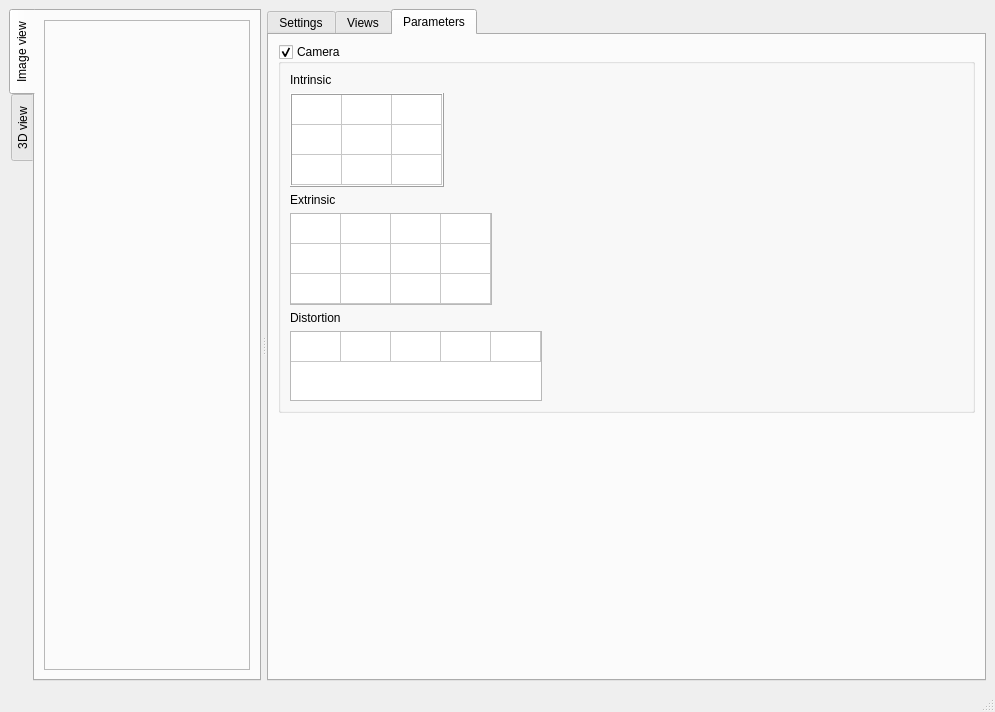
This is multical/interface/visualizer.ui in oliver-batchelor/multical as Qt 5 draws it before an edit. The edited form follows.
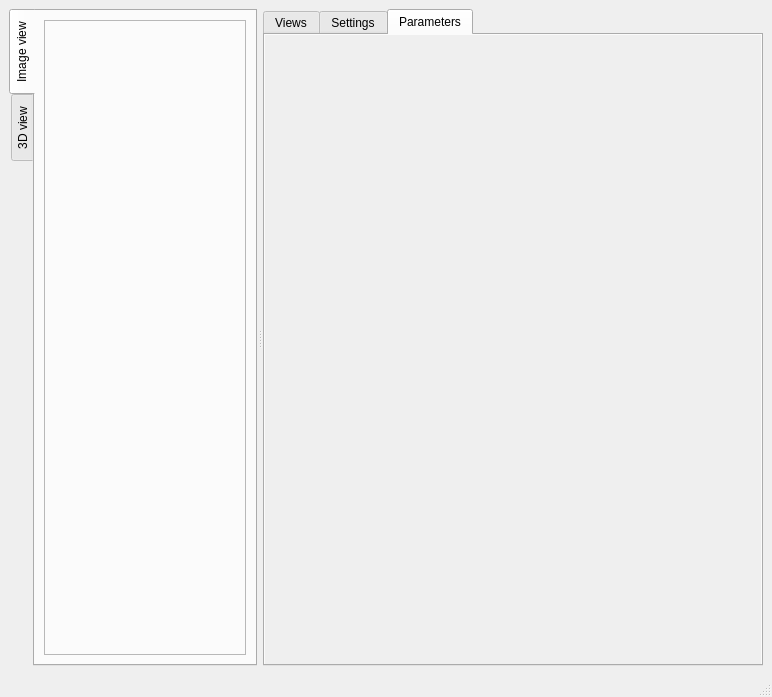
This is the edited form.

Commit message: Show camera parameters in UI

What changed in the file:
```diff
--- a/multical/interface/visualizer.ui
+++ b/multical/interface/visualizer.ui
@@ -6,8 +6,8 @@
    <rect>
     <x>0</x>
     <y>0</y>
-    <width>995</width>
-    <height>712</height>
+    <width>772</width>
+    <height>697</height>
    </rect>
   </property>
   <property name="windowTitle">
@@ -118,7 +118,7 @@
       </widget>
       <widget class="QTabWidget" name="tabWidget_2">
        <property name="sizePolicy">
-        <sizepolicy hsizetype="Preferred" vsizetype="Expanding">
+        <sizepolicy hsizetype="Expanding" vsizetype="Expanding">
          <horstretch>0</horstretch>
          <verstretch>0</verstretch>
         </sizepolicy>
@@ -144,7 +144,62 @@
        <property name="currentIndex">
         <number>2</number>
        </property>
-       <widget class="QWidget" name="tab_3">
+       <widget class="QWidget" name="views_tab">
+        <attribute name="title">
+         <string>Views</string>
+        </attribute>
+        <layout class="QVBoxLayout" name="verticalLayout_2">
+         <item>
+          <layout class="QHBoxLayout" name="horizontalLayout">
+           <item>
+            <widget class="QComboBox" name="metric_combo">
+             <property name="sizePolicy">
+              <sizepolicy hsizetype="Expanding" vsizetype="Fixed">
+               <horstretch>0</horstretch>
+               <verstretch>0</verstretch>
+              </sizepolicy>
+             </property>
+             <property name="sizeAdjustPolicy">
+              <enum>QComboBox::AdjustToContents</enum>
+             </property>
+             <property name="minimumContentsLength">
+              <number>22</number>
+             </property>
+             <item>
+              <property name="text">
+               <string>Detections (outliers)</string>
+              </property>
+             </item>
+            </widget>
+           </item>
+           <item>
+            <widget class="QCheckBox" name="inliers_check">
+             <property name="text">
+              <string>Inliers</string>
+             </property>
+            </widget>
+           </item>
+           <item>
+            <spacer name="horizontalSpacer">
+             <property name="orientation">
+              <enum>Qt::Horizontal</enum>
+             </property>
+             <property name="sizeHint" stdset="0">
+              <size>
+               <width>532</width>
+               <height>20</height>
+              </size>
+             </property>
+            </spacer>
+           </item>
+          </layout>
+         </item>
+         <item>
+          <widget class="QTableView" name="view_table"/>
+         </item>
+        </layout>
+       </widget>
+       <widget class="QWidget" name="settings_tab_2">
         <attribute name="title">
          <string>Settings</string>
         </attribute>
@@ -396,361 +451,46 @@
          </item>
         </layout>
        </widget>
-       <widget class="QWidget" name="tab_4">
-        <attribute name="title">
-         <string>Views</string>
-        </attribute>
-        <layout class="QGridLayout" name="gridLayout_4">
-         <item row="1" column="0" colspan="5">
-          <widget class="QTableView" name="view_table"/>
-         </item>
-         <item row="0" column="4">
-          <spacer name="horizontalSpacer">
-           <property name="orientation">
-            <enum>Qt::Horizontal</enum>
-           </property>
-           <property name="sizeHint" stdset="0">
-            <size>
-             <width>532</width>
-             <height>20</height>
-            </size>
-           </property>
-          </spacer>
-         </item>
-         <item row="0" column="2">
-          <widget class="QComboBox" name="metric_combo"/>
-         </item>
-         <item row="0" column="3">
-          <widget class="QCheckBox" name="inliers_check">
-           <property name="text">
-            <string>Inliers</string>
-           </property>
-          </widget>
-         </item>
-        </layout>
-       </widget>
-       <widget class="QWidget" name="tab_5">
+       <widget class="QWidget" name="param_tab">
         <attribute name="title">
          <string>Parameters</string>
         </attribute>
         <layout class="QVBoxLayout" name="verticalLayout_4">
+         <property name="leftMargin">
+          <number>0</number>
+         </property>
+         <property name="topMargin">
+          <number>0</number>
+         </property>
+         <property name="rightMargin">
+          <number>0</number>
+         </property>
+         <property name="bottomMargin">
+          <number>0</number>
+         </property>
          <item>
-          <widget class="QGroupBox" name="groupBox">
-           <property name="title">
-            <string>Camera</string>
+          <widget class="QScrollArea" name="scrollArea">
+           <property name="frameShape">
+            <enum>QFrame::NoFrame</enum>
            </property>
-           <property name="checkable">
+           <property name="horizontalScrollBarPolicy">
+            <enum>Qt::ScrollBarAlwaysOff</enum>
+           </property>
+           <property name="widgetResizable">
             <bool>true</bool>
            </property>
-           <layout class="QVBoxLayout" name="verticalLayout_2">
-            <item>
-             <layout class="QGridLayout" name="gridLayout_7">
-              <item row="0" column="0">
-               <widget class="QLabel" name="label_2">
-                <property name="text">
-                 <string>Intrinsic</string>
-                </property>
-               </widget>
-              </item>
-              <item row="1" column="0">
-               <widget class="QTableWidget" name="tableWidget">
-                <property name="sizePolicy">
-                 <sizepolicy hsizetype="Minimum" vsizetype="Minimum">
-                  <horstretch>0</horstretch>
-                  <verstretch>0</verstretch>
-                 </sizepolicy>
-                </property>
-                <property name="frameShape">
-                 <enum>QFrame::Box</enum>
-                </property>
-                <property name="frameShadow">
-                 <enum>QFrame::Raised</enum>
-                </property>
-                <property name="verticalScrollBarPolicy">
-                 <enum>Qt::ScrollBarAlwaysOff</enum>
-                </property>
-                <property name="horizontalScrollBarPolicy">
-                 <enum>Qt::ScrollBarAlwaysOff</enum>
-                </property>
-                <property name="sizeAdjustPolicy">
-                 <enum>QAbstractScrollArea::AdjustToContents</enum>
-                </property>
-                <property name="showGrid">
-                 <bool>true</bool>
-                </property>
-                <attribute name="horizontalHeaderVisible">
-                 <bool>false</bool>
-                </attribute>
-                <attribute name="horizontalHeaderDefaultSectionSize">
-                 <number>50</number>
-                </attribute>
-                <attribute name="verticalHeaderVisible">
-                 <bool>false</bool>
-                </attribute>
-                <attribute name="verticalHeaderHighlightSections">
-                 <bool>true</bool>
-                </attribute>
-                <row>
-                 <property name="text">
-                  <string>0</string>
-                 </property>
-                </row>
-                <row>
-                 <property name="text">
-                  <string>1</string>
-                 </property>
-                </row>
-                <row>
-                 <property name="text">
-                  <string>2</string>
-                 </property>
-                </row>
-                <column>
-                 <property name="text">
-                  <string>0</string>
-                 </property>
-                </column>
-                <column>
-                 <property name="text">
-                  <string>1</string>
-                 </property>
-                </column>
-                <column>
-                 <property name="text">
-                  <string>2</string>
-                 </property>
-                </column>
-               </widget>
-              </item>
-              <item row="1" column="1">
-               <spacer name="horizontalSpacer_2">
-                <property name="orientation">
-                 <enum>Qt::Horizontal</enum>
-                </property>
-                <property name="sizeHint" stdset="0">
-                 <size>
-                  <width>322</width>
-                  <height>20</height>
-                 </size>
-                </property>
-               </spacer>
-              </item>
-             </layout>
-            </item>
-            <item>
-             <layout class="QGridLayout" name="gridLayout_6">
-              <item row="0" column="0">
-               <widget class="QLabel" name="label_3">
-                <property name="text">
-                 <string>Extrinsic</string>
-                </property>
-               </widget>
-              </item>
-              <item row="1" column="0">
-               <widget class="QTableWidget" name="tableWidget_2">
-                <property name="sizePolicy">
-                 <sizepolicy hsizetype="Minimum" vsizetype="Minimum">
-                  <horstretch>0</horstretch>
-                  <verstretch>0</verstretch>
-                 </sizepolicy>
-                </property>
-                <property name="verticalScrollBarPolicy">
-                 <enum>Qt::ScrollBarAlwaysOff</enum>
-                </property>
-                <property name="horizontalScrollBarPolicy">
-                 <enum>Qt::ScrollBarAlwaysOff</enum>
-                </property>
-                <property name="sizeAdjustPolicy">
-                 <enum>QAbstractScrollArea::AdjustToContents</enum>
-                </property>
-                <property name="columnCount">
-                 <number>4</number>
-                </property>
-                <attribute name="horizontalHeaderVisible">
-                 <bool>false</bool>
-                </attribute>
-                <attribute name="horizontalHeaderDefaultSectionSize">
-                 <number>50</number>
-                </attribute>
-                <attribute name="verticalHeaderVisible">
-                 <bool>false</bool>
-                </attribute>
-                <attribute name="verticalHeaderHighlightSections">
-                 <bool>true</bool>
-                </attribute>
-                <row>
-                 <property name="text">
-                  <string>0</string>
-                 </property>
-                </row>
-                <row>
-                 <property name="text">
-                  <string>1</string>
-                 </property>
-                </row>
-                <row>
-                 <property name="text">
-                  <string>2</string>
-                 </property>
-                </row>
-                <column>
-                 <property name="text">
-                  <string>0</string>
-                 </property>
-                </column>
-                <column>
-                 <property name="text">
-                  <string>1</string>
-                 </property>
-                </column>
-                <column>
-                 <property name="text">
-                  <string>2</string>
-                 </property>
-                </column>
-                <column/>
-               </widget>
-              </item>
-              <item row="1" column="1">
-               <spacer name="horizontalSpacer_3">
-                <property name="orientation">
-                 <enum>Qt::Horizontal</enum>
-                </property>
-                <property name="sizeHint" stdset="0">
-                 <size>
-                  <width>322</width>
-                  <height>20</height>
-                 </size>
-                </property>
-               </spacer>
-              </item>
-             </layout>
-            </item>
-            <item>
-             <layout class="QGridLayout" name="gridLayout_5">
-              <item row="1" column="1">
-               <spacer name="horizontalSpacer_4">
-                <property name="orientation">
-                 <enum>Qt::Horizontal</enum>
-                </property>
-                <property name="sizeHint" stdset="0">
-                 <size>
-                  <width>398</width>
-                  <height>20</height>
-                 </size>
-                </property>
-               </spacer>
-              </item>
-              <item row="1" column="0">
-               <widget class="QTableWidget" name="tableWidget_3">
-                <property name="enabled">
-                 <bool>true</bool>
-                </property>
-                <property name="sizePolicy">
-                 <sizepolicy hsizetype="Minimum" vsizetype="Fixed">
-                  <horstretch>0</horstretch>
-                  <verstretch>0</verstretch>
-                 </sizepolicy>
-                </property>
-                <property name="minimumSize">
-                 <size>
-                  <width>0</width>
-                  <height>0</height>
-                 </size>
-                </property>
-                <property name="frameShadow">
-                 <enum>QFrame::Plain</enum>
-                </property>
-                <property name="verticalScrollBarPolicy">
-                 <enum>Qt::ScrollBarAlwaysOff</enum>
-                </property>
-                <property name="horizontalScrollBarPolicy">
-                 <enum>Qt::ScrollBarAlwaysOff</enum>
-                </property>
-                <property name="sizeAdjustPolicy">
-                 <enum>QAbstractScrollArea::AdjustToContents</enum>
-                </property>
-                <property name="autoScrollMargin">
-                 <number>16</number>
-                </property>
-                <property name="wordWrap">
-                 <bool>true</bool>
-                </property>
-                <property name="cornerButtonEnabled">
-                 <bool>true</bool>
-                </property>
-                <property name="rowCount">
-                 <number>1</number>
-                </property>
-                <property name="columnCount">
-                 <number>5</number>
-                </property>
-                <attribute name="horizontalHeaderVisible">
-                 <bool>false</bool>
-                </attribute>
-                <attribute name="horizontalHeaderMinimumSectionSize">
-                 <number>20</number>
-                </attribute>
-                <attribute name="horizontalHeaderDefaultSectionSize">
-                 <number>50</number>
-                </attribute>
-                <attribute name="verticalHeaderVisible">
-                 <bool>false</bool>
-                </attribute>
-                <attribute name="verticalHeaderMinimumSectionSize">
-                 <number>19</number>
-                </attribute>
-                <attribute name="verticalHeaderDefaultSectionSize">
-                 <number>30</number>
-                </attribute>
-                <attribute name="verticalHeaderHighlightSections">
-                 <bool>true</bool>
-                </attribute>
-                <row/>
-                <column>
-                 <property name="text">
-                  <string>0</string>
-                 </property>
-                </column>
-                <column>
-                 <property name="text">
-                  <string>1</string>
-                 </property>
-                </column>
-                <column>
-                 <property name="text">
-                  <string>2</string>
-                 </property>
-                </column>
-                <column/>
-                <column/>
-               </widget>
-              </item>
-              <item row="0" column="0">
-               <widget class="QLabel" name="label_6">
-                <property name="text">
-                 <string>Distortion</string>
-                </property>
-               </widget>
-              </item>
-             </layout>
-            </item>
-           </layout>
+           <widget class="QWidget" name="param_scroll">
+            <property name="geometry">
+             <rect>
+              <x>0</x>
+              <y>0</y>
+              <width>493</width>
+              <height>608</height>
+             </rect>
+            </property>
+           </widget>
           </widget>
          </item>
-         <item>
-          <spacer name="verticalSpacer_2">
-           <property name="orientation">
-            <enum>Qt::Vertical</enum>
-           </property>
-           <property name="sizeHint" stdset="0">
-            <size>
-             <width>20</width>
-             <height>217</height>
-            </size>
-           </property>
-          </spacer>
-         </item>
         </layout>
        </widget>
       </widget>
```
Left out of the diff: 4 changed lines with no effect on the pictures. The commit also changes 6 other files.
